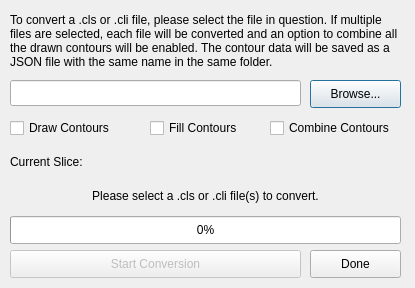
This is gui/dialogSliceConverter.ui in Spinarakk/defectmonitor as Qt 5 draws it before an edit. The edited form follows.
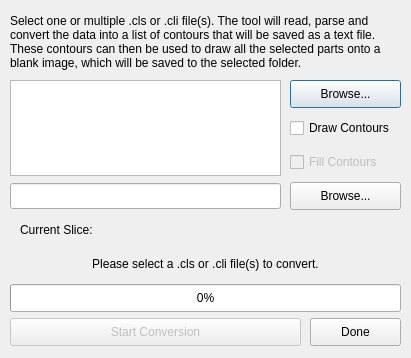
This is the edited form. Icons and pictures are not drawn.

Commit message: - Restructured the entire Slice Converter code to run slightly more efficiently - Drawing contours for loop changed to a while loop to take into account the highest number of layers

Patch:
```diff
--- a/gui/dialogSliceConverter.ui
+++ b/gui/dialogSliceConverter.ui
@@ -6,20 +6,20 @@
    <rect>
     <x>0</x>
     <y>0</y>
-    <width>415</width>
-    <height>288</height>
+    <width>411</width>
+    <height>358</height>
    </rect>
   </property>
   <property name="minimumSize">
    <size>
-    <width>415</width>
-    <height>288</height>
+    <width>411</width>
+    <height>358</height>
    </size>
   </property>
   <property name="maximumSize">
    <size>
-    <width>415</width>
-    <height>288</height>
+    <width>411</width>
+    <height>358</height>
    </size>
   </property>
   <property name="windowTitle">
@@ -38,11 +38,11 @@
      <x>10</x>
      <y>10</y>
      <width>391</width>
-     <height>61</height>
+     <height>63</height>
     </rect>
    </property>
    <property name="text">
-    <string>To convert a .cls or .cli file, please select the file in question. If multiple files are selected, each file will be converted and an option to combine all the drawn contours will be enabled. The contour data will be saved as a JSON file with the same name in the same folder. </string>
+    <string>Select one or multiple .cls or .cli file(s). The tool will read, parse and convert the data into a list of contours that will be saved as a text file. These contours can then be used to draw all the selected parts onto a blank image, which will be saved to the selected folder.</string>
    </property>
    <property name="scaledContents">
     <bool>false</bool>
@@ -54,9 +54,9 @@
   <widget class="QPushButton" name="buttonBrowse">
    <property name="geometry">
     <rect>
-     <x>310</x>
+     <x>290</x>
      <y>80</y>
-     <width>91</width>
+     <width>111</width>
      <height>28</height>
     </rect>
    </property>
@@ -71,7 +71,7 @@
    <property name="geometry">
     <rect>
      <x>10</x>
-     <y>250</y>
+     <y>318</y>
      <width>291</width>
      <height>28</height>
     </rect>
@@ -84,7 +84,7 @@
    <property name="geometry">
     <rect>
      <x>310</x>
-     <y>250</y>
+     <y>318</y>
      <width>91</width>
      <height>28</height>
     </rect>
@@ -97,7 +97,7 @@
    <property name="geometry">
     <rect>
      <x>10</x>
-     <y>216</y>
+     <y>284</y>
      <width>391</width>
      <height>28</height>
     </rect>
@@ -119,7 +119,7 @@
    <property name="geometry">
     <rect>
      <x>10</x>
-     <y>182</y>
+     <y>250</y>
      <width>391</width>
      <height>28</height>
     </rect>
@@ -131,41 +131,15 @@
     <set>Qt::AlignCenter</set>
    </property>
   </widget>
-  <widget class="QLineEdit" name="lineSliceFile">
-   <property name="geometry">
-    <rect>
-     <x>10</x>
-     <y>80</y>
-     <width>291</width>
-     <height>26</height>
-    </rect>
-   </property>
-   <property name="readOnly">
-    <bool>true</bool>
-   </property>
-  </widget>
-  <widget class="QCheckBox" name="checkContours">
-   <property name="geometry">
-    <rect>
-     <x>10</x>
-     <y>114</y>
-     <width>111</width>
-     <height>28</height>
-    </rect>
-   </property>
-   <property name="text">
-    <string>Draw Contours</string>
-   </property>
-  </widget>
   <widget class="QCheckBox" name="checkFill">
    <property name="enabled">
-    <bool>true</bool>
+    <bool>false</bool>
    </property>
    <property name="geometry">
     <rect>
-     <x>150</x>
-     <y>114</y>
-     <width>101</width>
+     <x>290</x>
+     <y>148</y>
+     <width>111</width>
      <height>28</height>
     </rect>
    </property>
@@ -176,9 +150,9 @@
   <widget class="QLabel" name="labelStatusSlice">
    <property name="geometry">
     <rect>
-     <x>10</x>
-     <y>148</y>
-     <width>391</width>
+     <x>20</x>
+     <y>216</y>
+     <width>371</width>
      <height>28</height>
     </rect>
    </property>
@@ -195,14 +169,50 @@
    </property>
    <property name="geometry">
     <rect>
-     <x>270</x>
+     <x>290</x>
      <y>114</y>
-     <width>131</width>
+     <width>111</width>
      <height>28</height>
     </rect>
    </property>
    <property name="text">
-    <string>Combine Contours</string>
+    <string>Draw Contours</string>
+   </property>
+  </widget>
+  <widget class="QListWidget" name="listSliceFiles">
+   <property name="geometry">
+    <rect>
+     <x>10</x>
+     <y>80</y>
+     <width>271</width>
+     <height>96</height>
+    </rect>
+   </property>
+  </widget>
+  <widget class="QLineEdit" name="lineFolder">
+   <property name="geometry">
+    <rect>
+     <x>10</x>
+     <y>183</y>
+     <width>271</width>
+     <height>26</height>
+    </rect>
+   </property>
+   <property name="readOnly">
+    <bool>true</bool>
+   </property>
+  </widget>
+  <widget class="QPushButton" name="buttonBrowseF">
+   <property name="geometry">
+    <rect>
+     <x>290</x>
+     <y>182</y>
+     <width>111</width>
+     <height>28</height>
+    </rect>
+   </property>
+   <property name="text">
+    <string>Browse...</string>
    </property>
   </widget>
  </widget>
```
Left out of the diff: 4 changed lines with no effect on the pictures. The commit also changes 25 other files.
